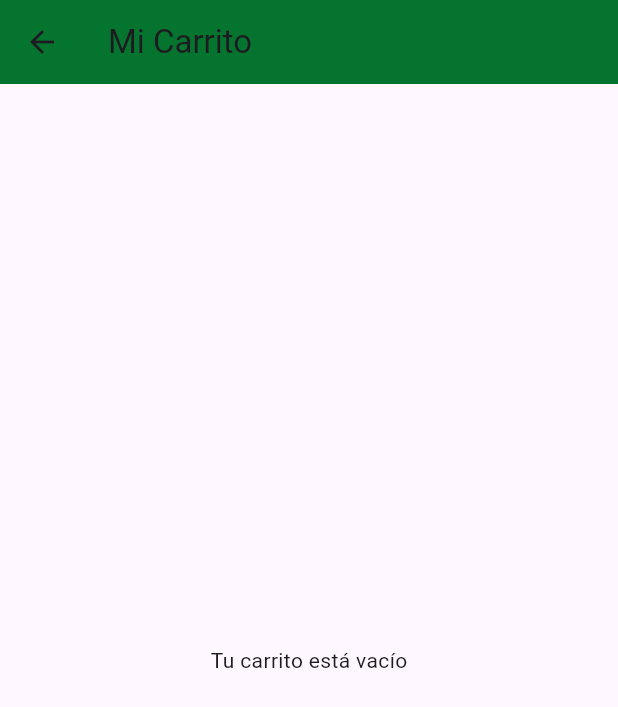
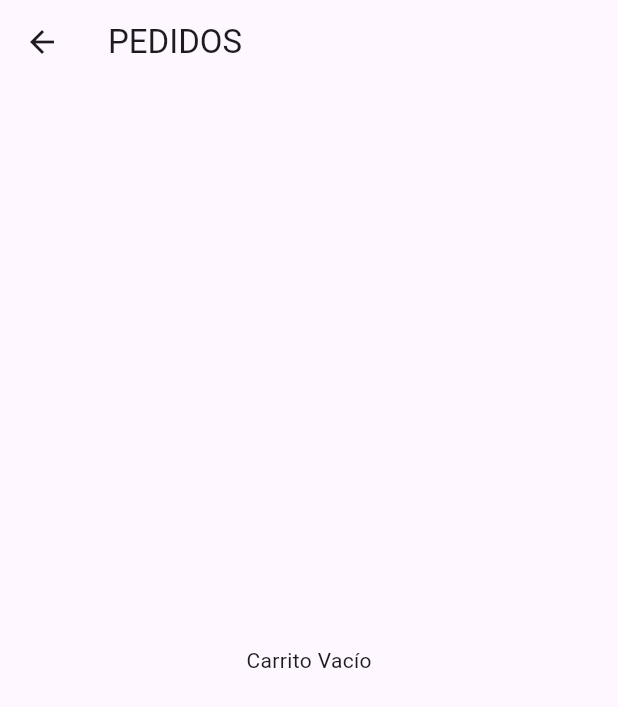
Before and after one commit to Dora-tech/tienda-online-tiens, a Flutter app: the PantallaCarrito screen opened directly, on a phone screen of 412 x 824 dp. Shown: the top 707 px of the screen. Run offline on Flutter 3.47's test engine with Material 3 defaults, Android fonts, the phone set to English and light mode, and no system bars.

Commit message:
Pantalla Carrito de Compra

```diff
--- a/lib/PantallaCarrito.dart
+++ b/lib/PantallaCarrito.dart
@@ -1,37 +1,38 @@
 import 'package:flutter/material.dart';
 import 'package:provider/provider.dart';
-//import 'Carrito.dart';
 import 'package:tienda_online_tiens/carrito/Carrito.dart';
 
-class PantallaCarrito extends StatelessWidget {
+class PantallaCarrito extends StatefulWidget {
+
+  @override
+  _PantallaCarritoState createState() => _PantallaCarritoState();
+}
+
+class _PantallaCarritoState extends State<PantallaCarrito> {
+
   @override
   Widget build(BuildContext context) {
-    final carrito = Provider.of<Carrito>(context);
-
-    return Scaffold(
-      appBar: AppBar(
-        title: Text("Mi Carrito"),
-        backgroundColor: const Color.fromARGB(255, 5, 116, 47),
-      ),
-      body: carrito.items.isEmpty
-          ? Center(child: Text("Tu carrito está vacío"))
-          : ListView.builder(
-              itemCount: carrito.items.length,
-              itemBuilder: (context, index) {
-                final item = carrito.items.values.toList()[index];
-                return ListTile(
-                  leading: Image.asset("assets/img/${item.imagen}", width: 40),
-                  title: Text(item.nombre),
-                  subtitle: Text("S/. ${item.precio} x ${item.cantidad}"),
-                  trailing: IconButton(
-                    icon: Icon(Icons.delete, color: Colors.red),
-                    onPressed: () {
-                      carrito.removerItem(item.id);
-                    },
+    return Consumer<Carrito>(
+      builder: (context, carrito, child) {
+        return Scaffold(
+          appBar: AppBar(
+            title: Text("PEDIDOS"),
+            elevation: 0,
+          ),
+          body: Container(
+            child: carrito.items.length == 0
+                ? Center(child: Text("Carrito Vacío"))
+                : Column(
+                    children: <Widget>[
+                      for (var item in carrito.items.values)
+                        Card(
+                          child: Text(item.nombre),
+                        ),
+                    ],
                   ),
-                );
-              },
-            ),
+          ),
+        );
+      },
     );
   }
 }
```
Also changed, not shown: lib/pantallaCarta.dart (+7 -8 lines), lib/pantalla_carrito.dart (added, +37 -0 lines).
